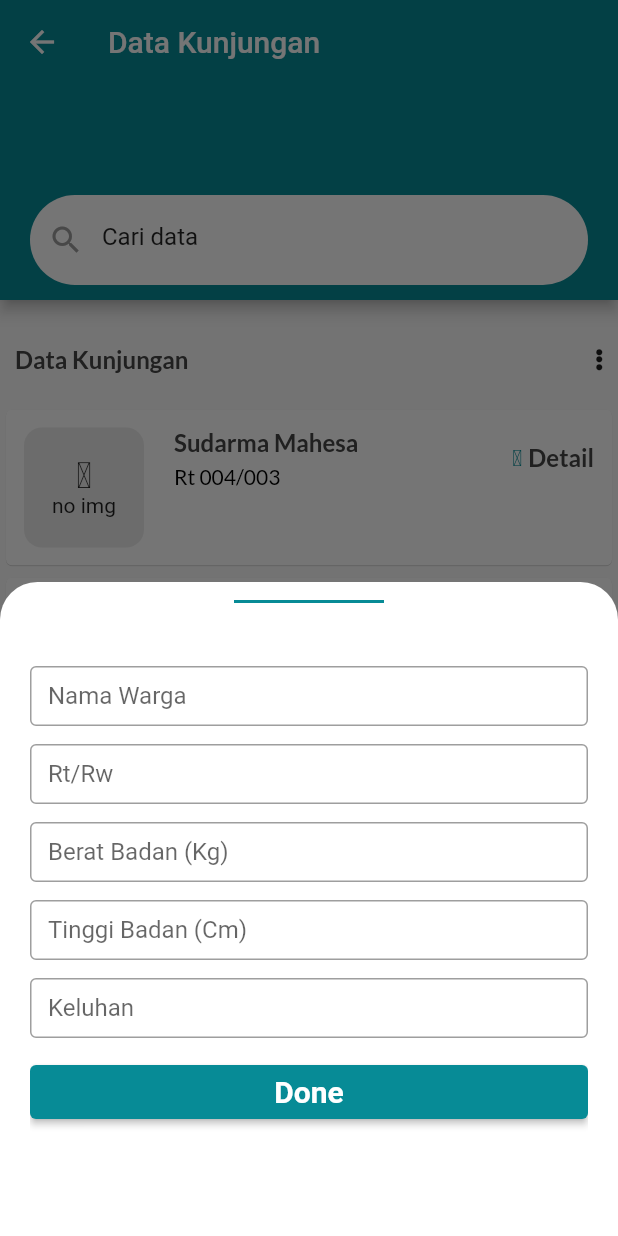
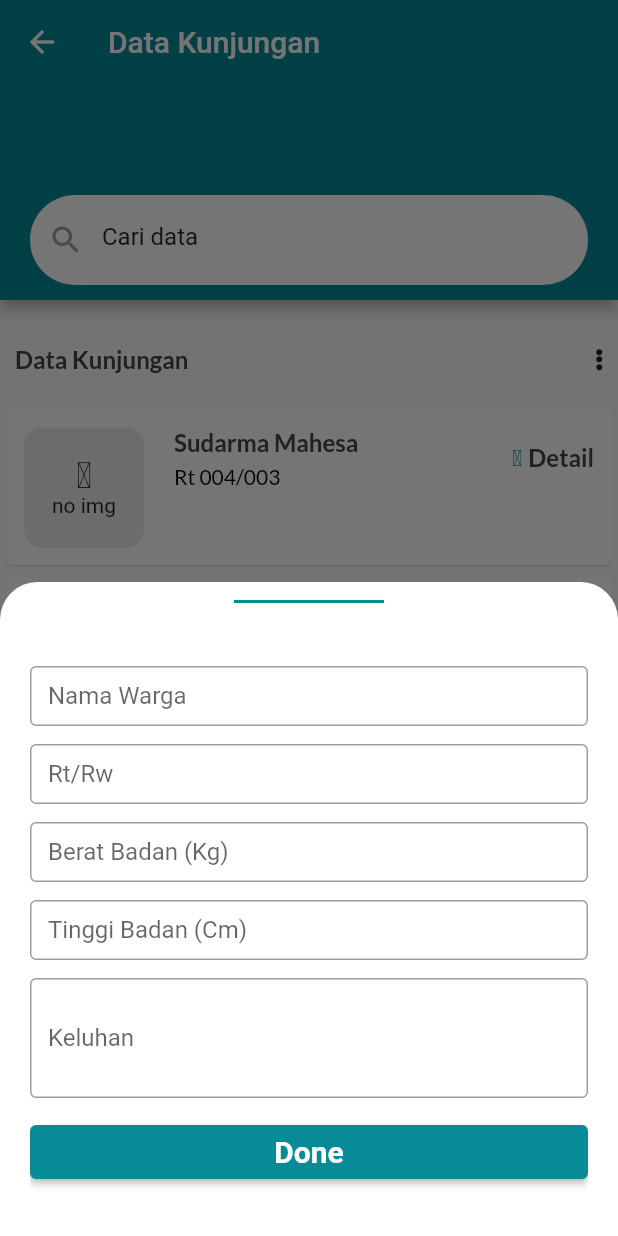
Before and after one commit to Roufmajidin/posyanduCare_mini-project_Rouf-Majidin, a Flutter app: the Kunjungan screen opened directly with empty values, after a tap on "Kunjungan", on a phone screen of 412 x 824 dp. Run offline on Flutter 3.47's test engine with Material 2 defaults, Android fonts, the phone set to English and light mode, and no system bars; our stand-ins replace dropdown_textfield, google_fonts, iconly; missing offline and left inert: weekly_date_picker.

Commit message:
update bottomsheet (kunjungan page)

```diff
--- a/lib/view/detail_screen/kunjungan.dart
+++ b/lib/view/detail_screen/kunjungan.dart
@@ -171,7 +171,7 @@ class Kunjungan extends StatelessWidget {
                                     height: 12,
                                   ),
                                   SizedBox(
-                                    height: 40,
+                                    height: 80,
                                     child: TextFormField(
                                       validator: (value) {},
                                       obscureText: false,
```
